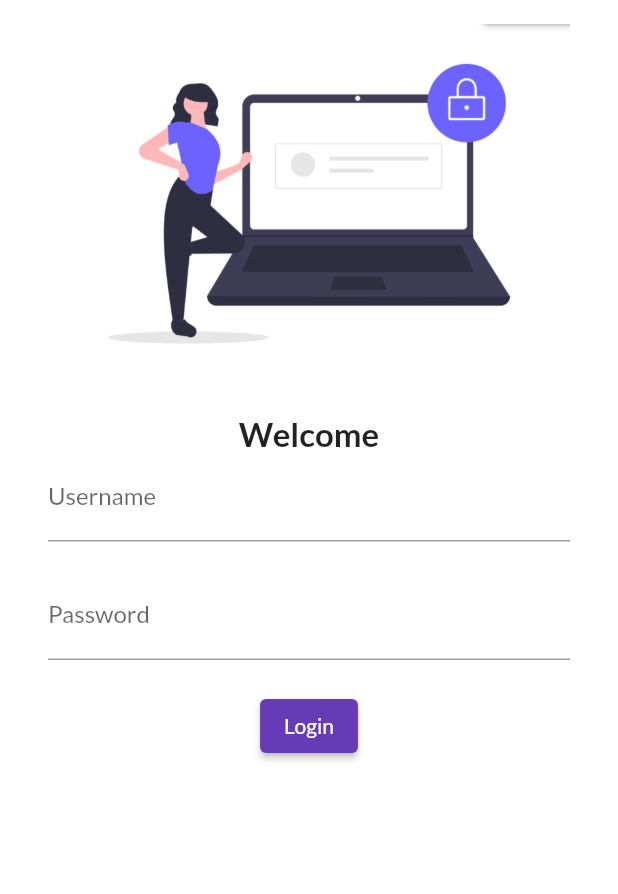
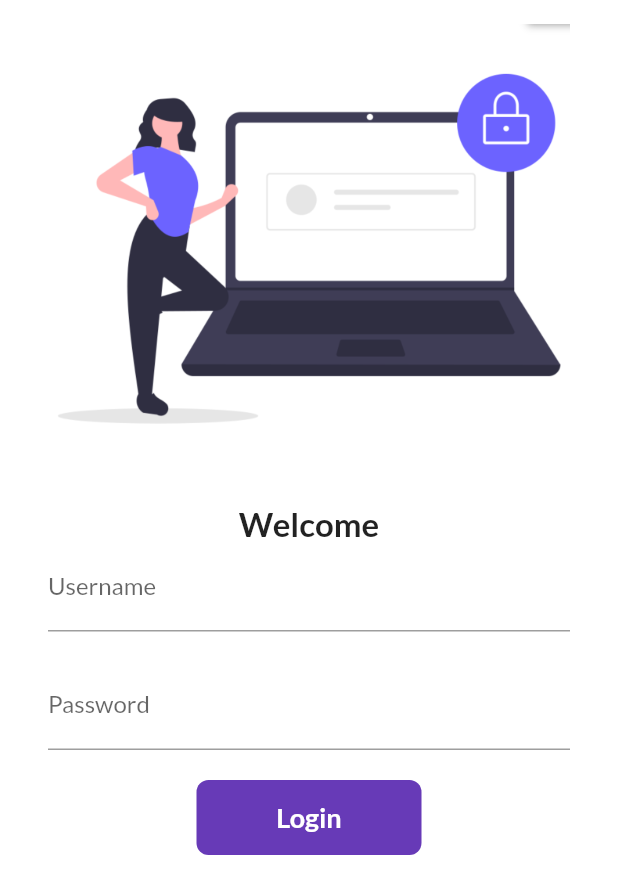
Before and after one commit to nischal08/catalog_app, a Flutter app: the screen it shows after launch, on a phone screen of 412 x 824 dp. Shown: the top 894 px of the screen. Run offline on Flutter 3.47's test engine with Material 2 defaults, Android fonts, the light colour scheme and no system bars; our stand-ins replace google_fonts.

Commit message:
days 6 completed

```diff
--- a/lib/pages/login_page.dart
+++ b/lib/pages/login_page.dart
@@ -1,17 +1,28 @@
+import 'package:catalog_app/pages/home_page.dart';
 import 'package:flutter/material.dart';
 
-class LoginPage extends StatelessWidget {
+class LoginPage extends StatefulWidget {
   static const routeName = '/login';
+
+  @override
+  _LoginPageState createState() => _LoginPageState();
+}
+
+class _LoginPageState extends State<LoginPage> {
+  bool changeBtn = false;
+
   @override
   Widget build(BuildContext context) {
     return Material(
       color: Colors.white,
       child: Padding(
         padding: const EdgeInsets.symmetric(vertical: 16.0, horizontal: 32.0),
+        child: SingleChildScrollView(
           child: Column(
             children: [
               Image.asset(
                 'assets/images/login.png',
+                height: 300,
                 fit: BoxFit.cover,
               ),
               SizedBox(
@@ -22,7 +33,7 @@ class LoginPage extends StatelessWidget {
                 style: TextStyle(fontSize: 22, fontWeight: FontWeight.bold),
               ),
               TextFormField(
-              obscureText: true,
+                obscureText: false,
                 decoration: InputDecoration(
                   hintText: "Enter Username",
                   labelText: "Username",
@@ -41,12 +52,48 @@ class LoginPage extends StatelessWidget {
               SizedBox(
                 height: 20.0,
               ),
-            ElevatedButton(
-              style: TextButton.styleFrom(),
-              onPressed: () {},
-              child: Text("Login"),
+
+              InkWell(
+                onTap: () async {
+                  changeBtn = !changeBtn;
+                  setState(() {});
+
+                  await Future.delayed(Duration(seconds: 1));
+                  Navigator.pushNamed(context, HomePage.routeName);
+                },
+                child: AnimatedContainer(
+                  duration: Duration(seconds: 1),
+                  width: changeBtn ? 50 : 150,
+                  height: 50,
+                  alignment: Alignment.center,
+                  decoration: BoxDecoration(
+                    // shape: changeBtn ? BoxShape.circle : BoxShape.rectangle,
+                    color: Colors.deepPurple,
+                    borderRadius: BorderRadius.circular(changeBtn ? 50 : 8),
+                  ),
+                  child: changeBtn
+                      ? Icon(
+                          Icons.done,
+                          color: Colors.white,
                         )
+                      : Text(
+                          "Login",
+                          style: TextStyle(
+                              color: Colors.white,
+                              fontWeight: FontWeight.bold,
+                              fontSize: 18),
+                        ),
+                ),
+              )
+              // ElevatedButton(
+              //   style: TextButton.styleFrom(),
+              //   onPressed: () {
+              //     Navigator.pushNamed(context, HomePage.routeName);
+              //   },
+              //   child: Text("Login"),
+              // )
             ],
+          ),
         ),
       ),
     );
```
Lines whose indentation alone changed are shown as unchanged.
